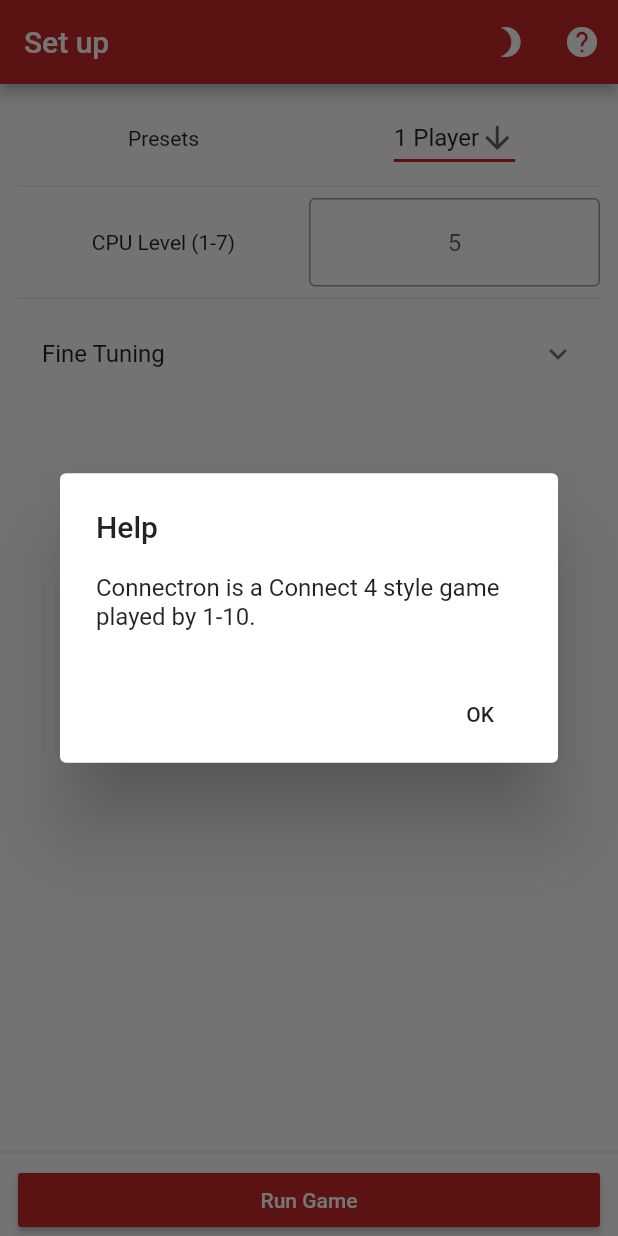
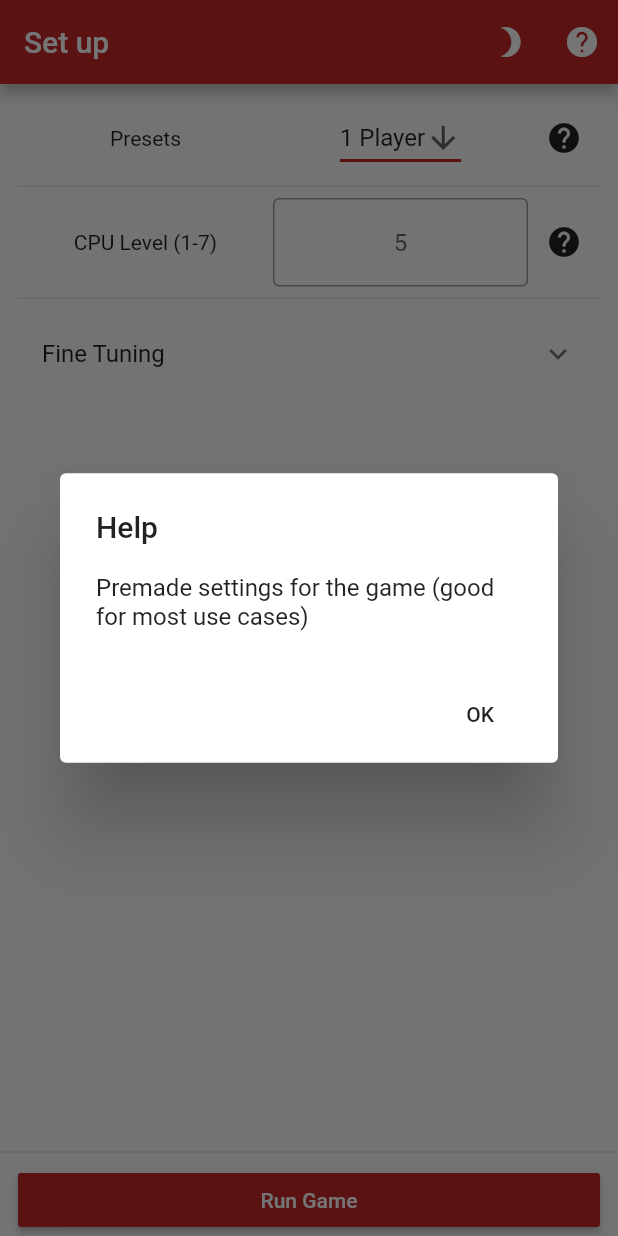
Before and after one commit to Robert3141/Connectron, a Flutter app: the screen it shows after launch, after a tap on the "help" icon, on a phone screen of 412 x 824 dp. Run offline on Flutter 3.47's test engine with Material 2 defaults, Android fonts, the phone set to English and light mode, and no system bars; our stand-ins replace dynamic_theme.

Commit message:
Info for each option added #17

```diff
--- a/lib/UI/UIsettings.dart
+++ b/lib/UI/UIsettings.dart
@@ -264,7 +264,7 @@ class _SettingsState extends State<SettingsPage> {
           IconButton(
             icon: Icon(Icons.help),
             onPressed: () {
-              msgBox(globals.errorTitleHelp, globals.errorMsgHelpMain);
+              msgBox(globals.helpTitleHelp, globals.helpMsgHelpMain);
             },
           )
         ],
@@ -283,7 +283,7 @@ class _SettingsState extends State<SettingsPage> {
                       children: <Widget>[
                         Expanded(
                           child: Text(
-                            globals.lblOptionalPrests,
+                            globals.lblOptionalPresets,
                             textAlign: TextAlign.center,
                           ),
                         ),
@@ -309,6 +309,12 @@ class _SettingsState extends State<SettingsPage> {
                                   height: 2, color: Theme.of(context).primaryColor),
                             ),
                           ),
+                        ),
+                        IconButton(
+                          onPressed: (){
+                            msgBox(globals.helpTitleHelp, globals.helpOptionalPresets);
+                          },
+                          icon: Icon(Icons.help),
                         ),
                       ],
                     ),
@@ -342,6 +348,12 @@ class _SettingsState extends State<SettingsPage> {
                             ),
                           ),
                         ),
+                        IconButton(
+                          onPressed: (){
+                            msgBox(globals.helpTitleHelp, globals.helpBombCounter);
+                          },
+                          icon: Icon(Icons.help),
+                        ),
                       ],
                     ),
                   )
@@ -371,6 +383,12 @@ class _SettingsState extends State<SettingsPage> {
                                 hintText: globals.recursionDefault.toString(),
                                 border: OutlineInputBorder()),
                           ),
+                        ),
+                        IconButton(
+                          onPressed: (){
+                            msgBox(globals.helpTitleHelp, globals.helpRecursion);
+                          },
+                          icon: Icon(Icons.help),
                         ),
                       ],
                     ),
@@ -402,6 +420,12 @@ class _SettingsState extends State<SettingsPage> {
                                     border: OutlineInputBorder()),
                               ),
                             ),
+                            IconButton(
+                              onPressed: (){
+                                msgBox(globals.helpTitleHelp, globals.helpBoardSize);
+                              },
+                              icon: Icon(Icons.help),
+                            ),
                           ],
                         ),
                       ),
@@ -430,6 +454,12 @@ class _SettingsState extends State<SettingsPage> {
                                     hintText: globals.playerDefault.toString(),
                                     border: OutlineInputBorder()),
                               ),
+                            ),
+                            IconButton(
+                              onPressed: (){
+                                msgBox(globals.helpTitleHelp, globals.helpAmountOfPlayers);
+                              },
+                              icon: Icon(Icons.help),
                             ),
                           ],
                         ),
@@ -460,6 +490,12 @@ class _SettingsState extends State<SettingsPage> {
                                     border: OutlineInputBorder()),
                               ),
                             ),
+                            IconButton(
+                              onPressed: (){
+                                msgBox(globals.helpTitleHelp, globals.helpLineLength);
+                              },
+                              icon: Icon(Icons.help),
+                            ),
                           ],
                         ),
                       ),
@@ -489,6 +525,12 @@ class _SettingsState extends State<SettingsPage> {
                                     border: OutlineInputBorder()),
                               ),
                             ),
+                            IconButton(
+                              onPressed: (){
+                                msgBox(globals.helpTitleHelp, globals.helpRoundNum);
+                              },
+                              icon: Icon(Icons.help),
+                            ),
                           ],
                         ),
                       ),
--- a/lib/globals.dart
+++ b/lib/globals.dart
@@ -40,7 +40,7 @@ const List<String> optionalPresetsTitles = [
   "4 Player",
   "Custom"
 ];
-const String lblOptionalPrests = "Presets";
+const String lblOptionalPresets = "Presets";
 const String lblFineTuning = "Fine Tuning";
 const String lblBoardSize = "Board Size ($boardMin-$boardMax)";
 const String lblAmountOfPlayers = "Amount of players ($playerMin-$playerMax)";
@@ -63,9 +63,16 @@ const String errorMsgInputRoundSmall = "The round number is too small. It should
 const String errorMsgInputRoundLarge = "The round number is too large. It should be $roundMin-$roundMax";
 const String errorMsgInputRecursionSmall = "The CPU level is too small. It should be $recursionMin-$recursionMax";
 const String errorMsgInputRecursionLarge = "The CPU level is too large. It should be $recursionMin-$recursionMax";
-const String errorTitleHelp = "Help";
-const String errorMsgHelpMain = "Connectron is a Connect 4 style game played by $playerMin-$playerMax.";
-const String errorMsgHelpGame = "To play press a spot on the chosen column. The background colour represents the player playing. A win for white represents a draw";
+const String helpTitleHelp = "Help";
+const String helpMsgHelpMain = "Connectron is a Connect 4 style game played by $playerMin-$playerMax. Use the presets to select a game for players or delve into the fine tuning for precise setup";
+const String helpOptionalPresets = "Premade settings for the game (good for most use cases)";
+const String helpBoardSize = "The board width and height (larger boards have smaller places for counters so you might have to play with the device horizontal)";
+const String helpAmountOfPlayers = "The amount of players that can play (the background dictates which player's turn it is)";
+const String helpLineLength = "The length of the line in any direction that needs to be formed in order for a player to be victorious";
+const String helpRoundNum = "The amount of rounds that are run. After each round the board is reset. The winner of all the rounds is calculated at the end";
+const String helpRecursion = "The difficulty of the CPU. As difficulty increases the CPU takes longer to calcualte an appropriate move";
+const String helpBombCounter = "This is a special counter that can be used once per round/game. It can be placed by pressing the bomb icon beneath the desired row. It destroys everything around it including itself";
+const String helpMsgHelpGame = "To play press a spot on the chosen column or use the arrow button. The background colour represents the player playing.";
 const double defaultPadding = 12.0;
 TextEditingController conBoardSize = TextEditingController();
 TextEditingController conAmountOfPlayers = TextEditingController();
@@ -76,10 +83,10 @@ TextEditingController conRecursion = TextEditingController();
 //Games Page
 const double btnSize = 1.0;
 const int backgroundAlpha = 200;
-const errorTitleWin = "Winner!";
-const errorMsgWinner = "The winner is player ";
-const errorMsgOverall = " and the overall winner is player ";
-const errorMsgBoardNoSpace = "The column you selected is full!";
+const outputTitleWin = "Winner!";
+const outputMsgWinner = "The winner is player ";
+const outputMsgOverall = " and the overall winner is player ";
+const outputMsgBoardNoSpace = "The column you selected is full!";
 const lblOptions = "Options";
 const List<Color> playerColors = [
   Color.fromRGBO(255,255,255,1.0),  //00 WHITE
--- a/lib/logic.dart
+++ b/lib/logic.dart
@@ -1,8 +1,6 @@
 library connectron.logic;
 import 'package:Connectron/globals.dart' as globals;
 import 'dart:math';
-
-import 'package:flutter/material.dart';
 
 int randomNumber(int min, int max) {
   final random = new Random();
```
Also changed, not shown: lib/UI/UIgame.dart (+9 -7 lines).
